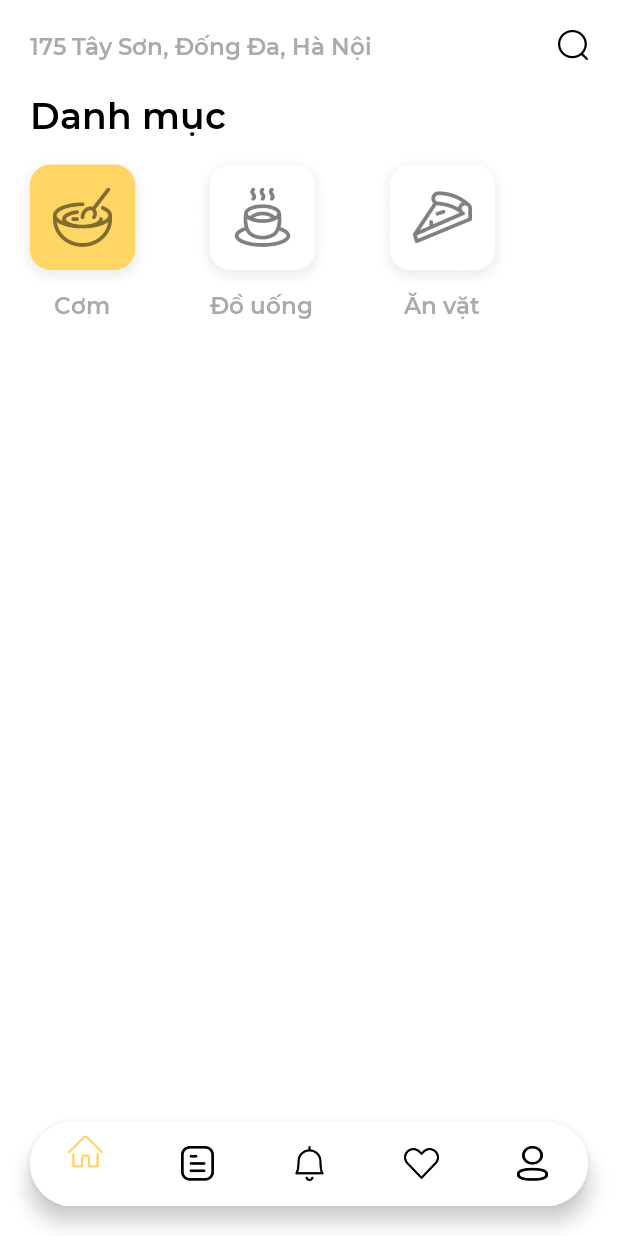
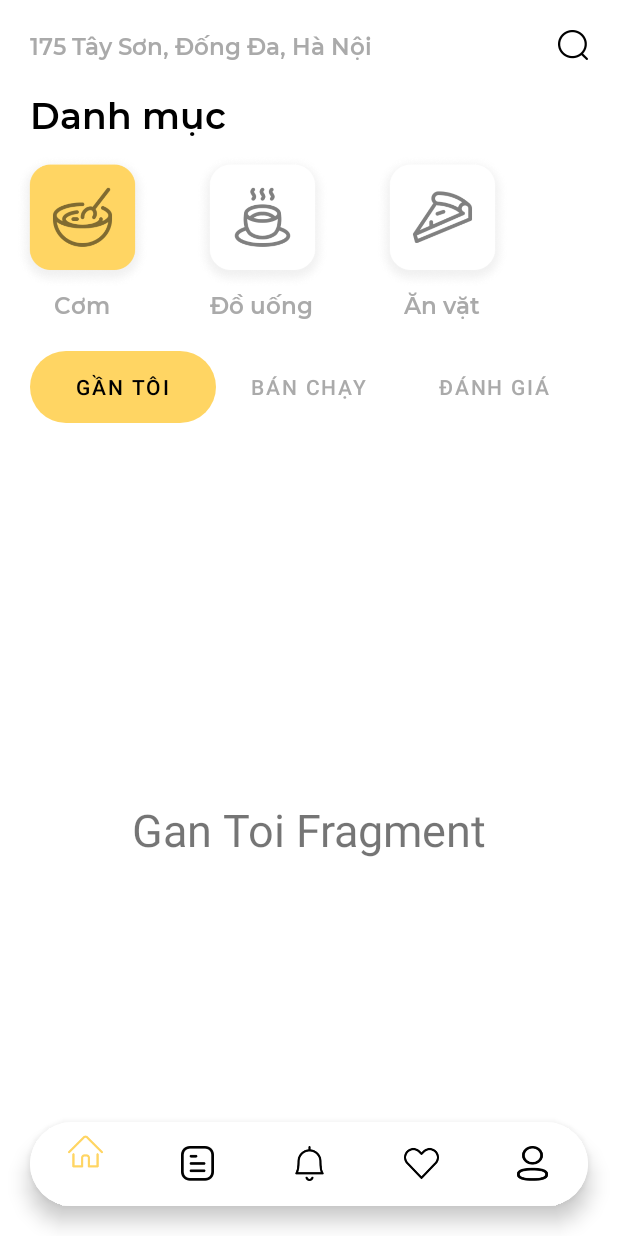
Before and after one commit to hoavu2505/Food-Delivery-Android-App, an Android app: the screen it shows after launch (MainActivity), on a phone screen of 412 x 824 dp. Run offline under Robolectric (Android 15) with nearby library versions, the light colour scheme and no system bars; our stand-ins replace navigation-ui.

Commit message:
Added TabLayout in hoomeFragment

```diff
--- a/app/build.gradle
+++ b/app/build.gradle
@@ -54,5 +54,3 @@ dependencies {
     implementation "androidx.navigation:navigation-ui:$nav_version"
     implementation "androidx.navigation:navigation-dynamic-features-fragment:$nav_version"
 }
-//apply plugin: "androidx.navigation.safeargs"
-//apply plugin: 'com.google.gms.google-services'
--- a/app/src/main/java/Fragment/homeFragment.java
+++ b/app/src/main/java/Fragment/homeFragment.java
@@ -2,15 +2,32 @@ package Fragment;
 
 import android.os.Bundle;
 
+import androidx.annotation.NonNull;
+import androidx.annotation.Nullable;
 import androidx.fragment.app.Fragment;
+import androidx.fragment.app.FragmentManager;
+import androidx.fragment.app.FragmentPagerAdapter;
+import androidx.viewpager.widget.ViewPager;
 
 import android.view.LayoutInflater;
 import android.view.View;
 import android.view.ViewGroup;
 
+import com.google.android.material.tabs.TabLayout;
 import com.ltud.food.R;
+import homeTabLayout.banchayFragment;
+import homeTabLayout.danhgiaFragment;
+import homeTabLayout.gantoiFragment;
+
+import org.jetbrains.annotations.NotNull;
+
+import java.util.ArrayList;
 
 public class homeFragment extends Fragment {
+
+    TabLayout tabLayout;
+    ViewPager viewPager;
+    homeAdapter adapter;
 
     public homeFragment() {
         // Required empty public constructor
@@ -19,6 +36,7 @@ public class homeFragment extends Fragment {
     @Override
     public void onCreate(Bundle savedInstanceState) {
         super.onCreate(savedInstanceState);
+
     }
 
     @Override
@@ -27,4 +45,59 @@ public class homeFragment extends Fragment {
         // Inflate the layout for this fragment
         return inflater.inflate(R.layout.fragment_home, container, false);
     }
+
+    @Override
+    public void onActivityCreated(Bundle savedInstanceState){
+        super.onActivityCreated(savedInstanceState);
+
+        tabLayout = getView().findViewById(R.id.tablayout_home);
+        viewPager = getView().findViewById(R.id.viewpager_home);
+
+        adapter = new homeAdapter(getActivity().getSupportFragmentManager());
+
+        adapter.AddFragment(new gantoiFragment(),"Gần tôi");
+        adapter.AddFragment(new banchayFragment(),"Bán chạy");
+        adapter.AddFragment(new danhgiaFragment(),"Đánh giá");
+
+        viewPager.setAdapter(adapter);
+
+        tabLayout.setupWithViewPager(viewPager);
+
+
+    }
+
+    private class homeAdapter extends FragmentPagerAdapter {
+        ArrayList<Fragment> fragmentArrayList = new ArrayList<>();
+        ArrayList<String>   stringArrayList   = new ArrayList<>();
+
+        public void AddFragment(Fragment fragment, String s)
+        {
+            fragmentArrayList.add(fragment);
+            stringArrayList.add(s);
+        }
+
+        public homeAdapter(@NonNull @NotNull FragmentManager fm) {
+            super(fm);
+        }
+
+        @NonNull
+        @NotNull
+        @Override
+        public Fragment getItem(int position) {
+            return fragmentArrayList.get(position);
+        }
+
+        @Override
+        public int getCount() {
+            return fragmentArrayList.size();
+        }
+
+        @Nullable
+        @org.jetbrains.annotations.Nullable
+        @Override
+        public CharSequence getPageTitle(int position) {
+            return stringArrayList.get(position);
+        }
+    }
+
 }
--- /dev/null
+++ b/app/src/main/java/homeTabLayout/banchayFragment.java
@@ -0,0 +1,30 @@
+package homeTabLayout;
+
+import android.os.Bundle;
+
+import androidx.fragment.app.Fragment;
+
+import android.view.LayoutInflater;
+import android.view.View;
+import android.view.ViewGroup;
+
+import com.ltud.food.R;
+
+public class banchayFragment extends Fragment {
+
+    public banchayFragment() {
+        // Required empty public constructor
+    }
+
+    @Override
+    public void onCreate(Bundle savedInstanceState) {
+        super.onCreate(savedInstanceState);
+    }
+
+    @Override
+    public View onCreateView(LayoutInflater inflater, ViewGroup container,
+                             Bundle savedInstanceState) {
+        // Inflate the layout for this fragment
+        return inflater.inflate(R.layout.fragment_banchay, container, false);
+    }
+}
--- /dev/null
+++ b/app/src/main/java/homeTabLayout/danhgiaFragment.java
@@ -0,0 +1,30 @@
+package homeTabLayout;
+
+import android.os.Bundle;
+
+import androidx.fragment.app.Fragment;
+
+import android.view.LayoutInflater;
+import android.view.View;
+import android.view.ViewGroup;
+
+import com.ltud.food.R;
+
+public class danhgiaFragment extends Fragment {
+
+    public danhgiaFragment() {
+        // Required empty public constructor
+    }
+
+    @Override
+    public void onCreate(Bundle savedInstanceState) {
+        super.onCreate(savedInstanceState);
+    }
+
+    @Override
+    public View onCreateView(LayoutInflater inflater, ViewGroup container,
+                             Bundle savedInstanceState) {
+        // Inflate the layout for this fragment
+        return inflater.inflate(R.layout.fragment_danhgia, container, false);
+    }
+}
--- /dev/null
+++ b/app/src/main/java/homeTabLayout/gantoiFragment.java
@@ -0,0 +1,30 @@
+package homeTabLayout;
+
+import android.os.Bundle;
+
+import androidx.fragment.app.Fragment;
+
+import android.view.LayoutInflater;
+import android.view.View;
+import android.view.ViewGroup;
+
+import com.ltud.food.R;
+
+public class gantoiFragment extends Fragment {
+
+    public gantoiFragment() {
+        // Required empty public constructor
+    }
+
+    @Override
+    public void onCreate(Bundle savedInstanceState) {
+        super.onCreate(savedInstanceState);
+    }
+
+    @Override
+    public View onCreateView(LayoutInflater inflater, ViewGroup container,
+                             Bundle savedInstanceState) {
+        // Inflate the layout for this fragment
+        return inflater.inflate(R.layout.fragment_gantoi, container, false);
+    }
+}
--- /dev/null
+++ b/app/src/main/res/drawable/tab_indicator.xml
@@ -0,0 +1,7 @@
+<?xml version="1.0" encoding="utf-8"?>
+<shape xmlns:android="http://schemas.android.com/apk/res/android"
+    android:shape="rectangle">
+
+    <solid android:color="@color/primary"/>
+    <corners android:radius="200dp"/>
+</shape>
--- /dev/null
+++ b/app/src/main/res/layout/fragment_banchay.xml
@@ -0,0 +1,16 @@
+<?xml version="1.0" encoding="utf-8"?>
+<RelativeLayout xmlns:android="http://schemas.android.com/apk/res/android"
+    xmlns:tools="http://schemas.android.com/tools"
+    android:layout_width="match_parent"
+    android:layout_height="match_parent"
+    tools:context="homeTabLayout.banchayFragment">
+
+    <!-- TODO: Update blank fragment layout -->
+    <TextView
+        android:layout_width="match_parent"
+        android:layout_height="match_parent"
+        android:gravity="center"
+        android:text="Ban Chay Fragment"
+        android:textSize="30sp"/>
+
+</RelativeLayout>
--- /dev/null
+++ b/app/src/main/res/layout/fragment_danhgia.xml
@@ -0,0 +1,16 @@
+<?xml version="1.0" encoding="utf-8"?>
+<FrameLayout xmlns:android="http://schemas.android.com/apk/res/android"
+    xmlns:tools="http://schemas.android.com/tools"
+    android:layout_width="match_parent"
+    android:layout_height="match_parent"
+    tools:context="homeTabLayout.danhgiaFragment">
+
+    <!-- TODO: Update blank fragment layout -->
+    <TextView
+        android:layout_width="match_parent"
+        android:layout_height="match_parent"
+        android:gravity="center"
+        android:text="Danh gia Fragment"
+        android:textSize="30sp"/>
+
+</FrameLayout>
--- /dev/null
+++ b/app/src/main/res/layout/fragment_gantoi.xml
@@ -0,0 +1,16 @@
+<?xml version="1.0" encoding="utf-8"?>
+<FrameLayout xmlns:android="http://schemas.android.com/apk/res/android"
+    xmlns:tools="http://schemas.android.com/tools"
+    android:layout_width="match_parent"
+    android:layout_height="match_parent"
+    tools:context="homeTabLayout.gantoiFragment">
+
+    <!-- TODO: Update blank fragment layout -->
+    <TextView
+        android:layout_width="match_parent"
+        android:layout_height="match_parent"
+        android:gravity="center"
+        android:text="Gan Toi Fragment"
+        android:textSize="30sp"/>
+
+</FrameLayout>
--- a/app/src/main/res/layout/fragment_home.xml
+++ b/app/src/main/res/layout/fragment_home.xml
@@ -1,5 +1,6 @@
 <?xml version="1.0" encoding="utf-8"?>
 <RelativeLayout xmlns:android="http://schemas.android.com/apk/res/android"
+    xmlns:app="http://schemas.android.com/apk/res-auto"
     xmlns:tools="http://schemas.android.com/tools"
     android:layout_width="match_parent"
     android:layout_height="match_parent"
@@ -118,4 +119,32 @@
 
     </RelativeLayout>
 
+    <LinearLayout
+        android:layout_width="match_parent"
+        android:layout_height="match_parent"
+        android:layout_below="@id/ly_danhmuc"
+        android:layout_marginTop="10dp"
+        android:orientation="vertical">
+
+        <com.google.android.material.tabs.TabLayout
+            android:id="@+id/tablayout_home"
+            android:layout_width="match_parent"
+            android:layout_height="wrap_content"
+            android:layout_marginHorizontal="20dp"
+            app:tabMode="fixed"
+            app:tabIndicatorGravity="stretch"
+            app:tabSelectedTextColor="@color/black"
+            app:tabTextColor="@color/grey1"
+            app:tabBackground="@color/white"
+            app:tabIndicatorAnimationMode="elastic"
+            app:tabIndicator="@drawable/tab_indicator" />
+        <androidx.viewpager.widget.ViewPager
+            android:id="@+id/viewpager_home"
+            android:layout_width="match_parent"
+            android:layout_height="match_parent"/>
+
+    </LinearLayout>
+
+
+
 </RelativeLayout>
```
